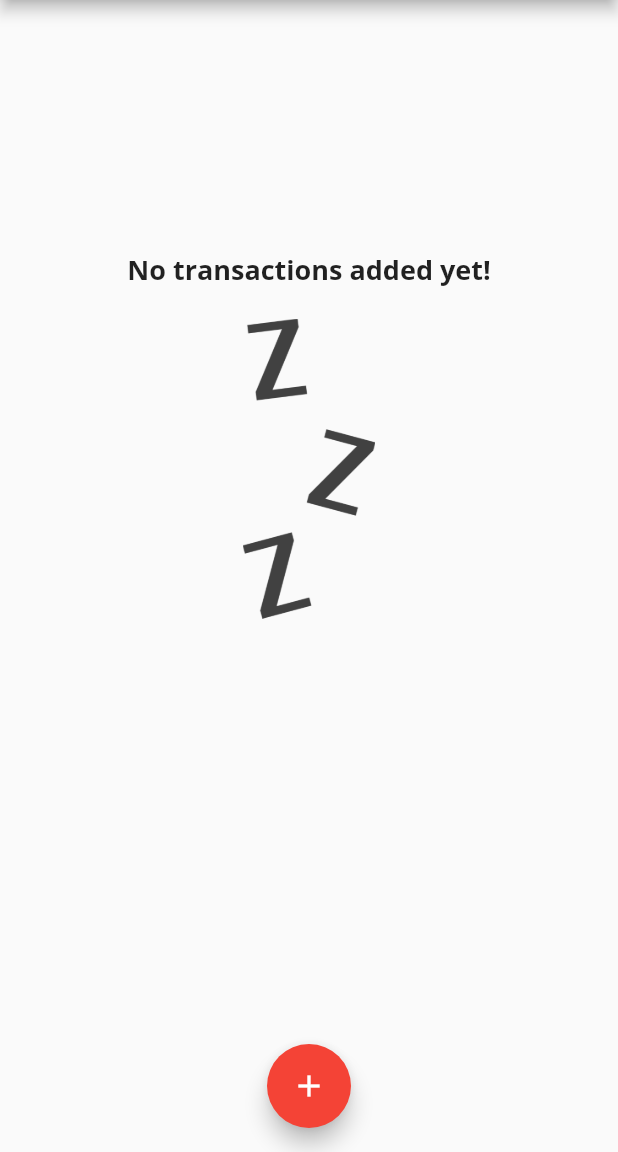
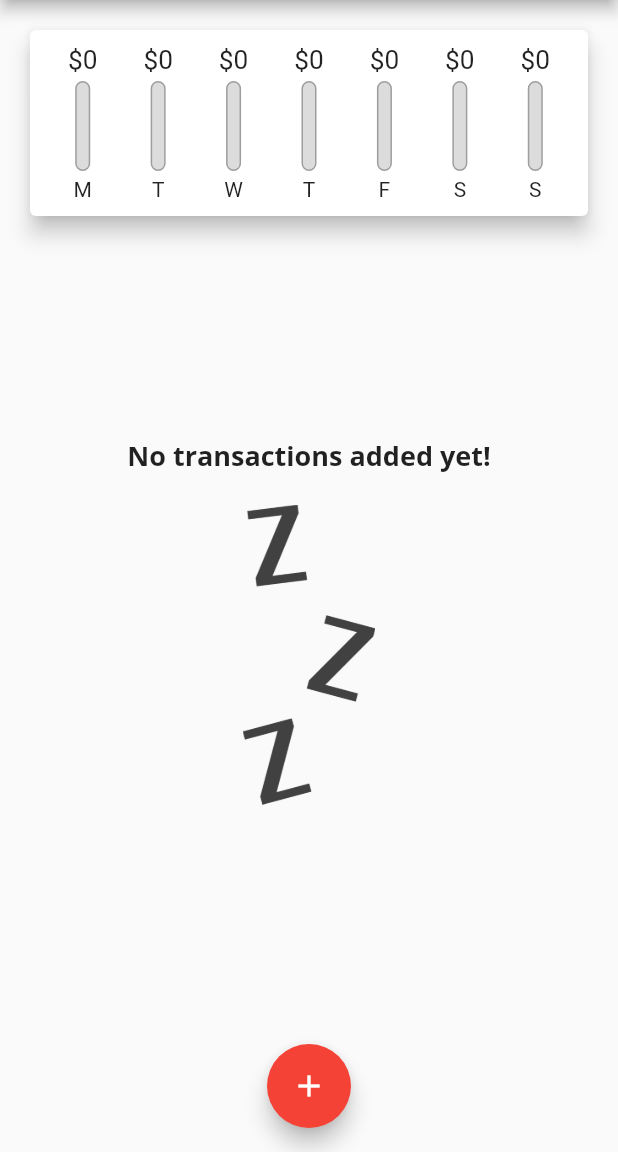
Before and after one commit to PabloLopes19/spender_app, a Flutter app: the screen it shows after launch, on a phone screen of 412 x 824 dp, the part 84-1236 px from its top. Run offline on Flutter 3.47's test engine with Material 2 defaults, Android fonts, the phone set to English and light mode, and no system bars.

Commit message:
Delete transactions and functional graphs

```diff
--- a/lib/main.dart
+++ b/lib/main.dart
@@ -19,6 +19,7 @@
       title: 'Stop spending you money',
       theme: ThemeData(
         primarySwatch: Colors.red,
+        errorColor: Colors.red,
         fontFamily: 'Quicksand',
         textTheme: ThemeData.light().textTheme.copyWith(
               headline6: TextStyle(
@@ -56,31 +57,25 @@
   final titleController = TextEditingController();
   final amountController = TextEditingController();
 
-  final List<Transaction> _userTransactions = [
-    // Transaction(
-    //   id: 't1',
-    //   title: 'New shoes',
-    //   amount: 69.99,
-    //   date: DateTime.now(),
-    // ),
-    // Transaction(
-    //   id: 't2',
-    //   title: 'Weekly Groceries',
-    //   amount: 16.54,
-    //   date: DateTime.now(),
-    // ),
-  ];
+  final List<Transaction> _userTransactions = [];
 
-  void _addNewTransaction(String txTitle, double txAmount) {
+  void _addNewTransaction(
+      String txTitle, double txAmount, DateTime chosenDate) {
     final newTx = Transaction(
       title: txTitle,
       amount: txAmount,
-      date: DateTime.now(),
+      date: chosenDate,
       id: DateTime.now().toString(),
     );
 
     setState(() {
       _userTransactions.add(newTx);
+    });
+  }
+
+  void _deleteTransaction(String id) {
+    setState(() {
+      _userTransactions.removeWhere((tx) => tx.id == id);
     });
   }
 
@@ -125,7 +120,7 @@
           crossAxisAlignment: CrossAxisAlignment.center,
           children: [
             Chart(_recentTransacitons),
-            TransactionList(_userTransactions),
+            TransactionList(_userTransactions, _deleteTransaction)
           ],
         ),
       ),
--- a/lib/widgets/chart.dart
+++ b/lib/widgets/chart.dart
@@ -2,6 +2,7 @@
 import 'package:intl/intl.dart';
 
 import '../models/transaction.dart';
+import '../widgets/chart_bar.dart';
 
 class Chart extends StatelessWidget {
   final List<Transaction> recentTransactions;
@@ -28,9 +29,15 @@
       print(totalSum);
 
       return {
-        'day': DateFormat.E().format(weekDay),
+        'day': DateFormat.E().format(weekDay).substring(0, 1),
         'amount': totalSum,
       };
+    }).reversed.toList();
+  }
+
+  double get totalSpending {
+    return groupedTransactionValues.fold(0.0, (sum, item) {
+      return sum + (item['amount'] as double);
     });
   }
 
@@ -40,8 +47,23 @@
     return Card(
       elevation: 6,
       margin: EdgeInsets.all(20),
-      child: Row(
-        children: <Widget>[],
+      child: Padding(
+        padding: EdgeInsets.all(10),
+        child: Row(
+          mainAxisAlignment: MainAxisAlignment.spaceAround,
+          children: groupedTransactionValues.map((data) {
+            return Flexible(
+              fit: FlexFit.tight,
+              child: ChartBar(
+                data['day'] as String,
+                data['amount'] as double,
+                totalSpending == 0.0
+                    ? 0.0
+                    : (data['amount'] as double) / totalSpending,
+              ),
+            );
+          }).toList(),
+        ),
       ),
     );
   }
--- /dev/null
+++ b/lib/widgets/chart_bar.dart
@@ -0,0 +1,61 @@
+import 'package:flutter/material.dart';
+
+class ChartBar extends StatelessWidget {
+  final String label;
+  final double spendingAmount;
+  final double spendingPctOfTotal;
+
+  ChartBar(
+    this.label,
+    this.spendingAmount,
+    this.spendingPctOfTotal,
+  );
+
+  @override
+  Widget build(BuildContext context) {
+    return Column(
+      children: <Widget>[
+        Container(
+          height: 20,
+          child: FittedBox(
+            child: Text('\$${spendingAmount.toStringAsFixed(0)}'),
+          ),
+        ),
+        SizedBox(
+          height: 4,
+        ),
+        Container(
+          height: 60,
+          width: 10,
+          child: Stack(
+            children: <Widget>[
+              Container(
+                decoration: BoxDecoration(
+                  border: Border.all(
+                    color: Colors.grey,
+                    width: 1.0,
+                  ),
+                  color: Color.fromRGBO(220, 220, 220, 1),
+                  borderRadius: BorderRadius.circular(20),
+                ),
+              ),
+              FractionallySizedBox(
+                heightFactor: spendingPctOfTotal,
+                child: Container(
+                  decoration: BoxDecoration(
+                    color: Theme.of(context).primaryColor,
+                    borderRadius: BorderRadius.circular(20),
+                  ),
+                ),
+              ),
+            ],
+          ),
+        ),
+        SizedBox(
+          height: 4,
+        ),
+        Text(label),
+      ],
+    );
+  }
+}
```
Also changed, not shown: lib/widgets/new_transaction.dart (+55 -12 lines), lib/widgets/transaction_list.dart (+24 -41 lines).
